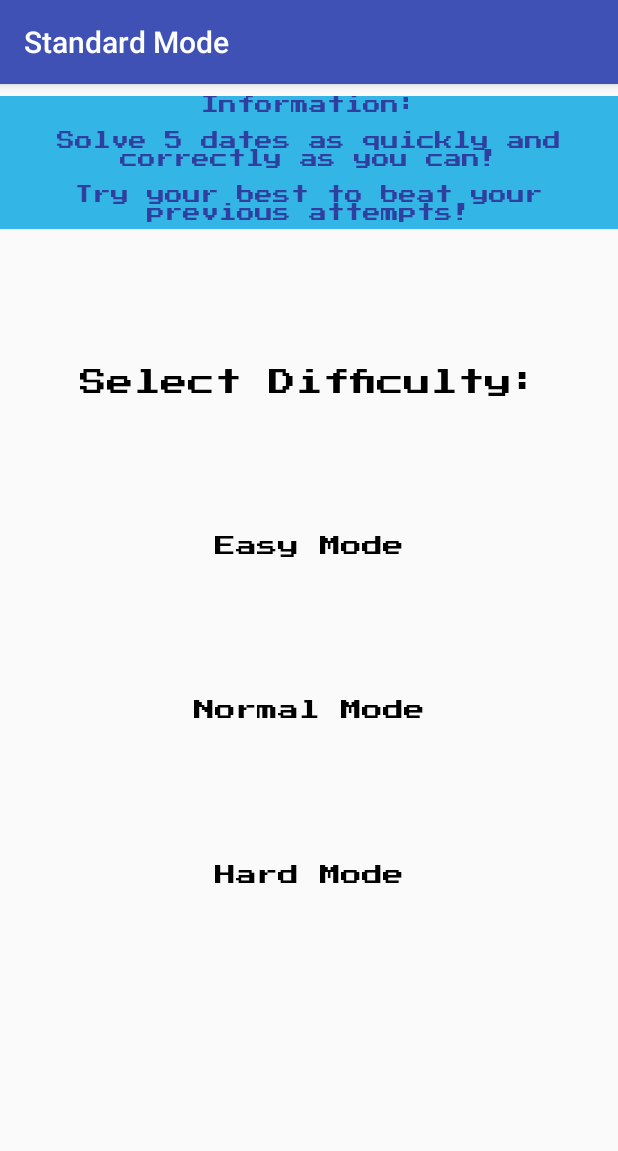
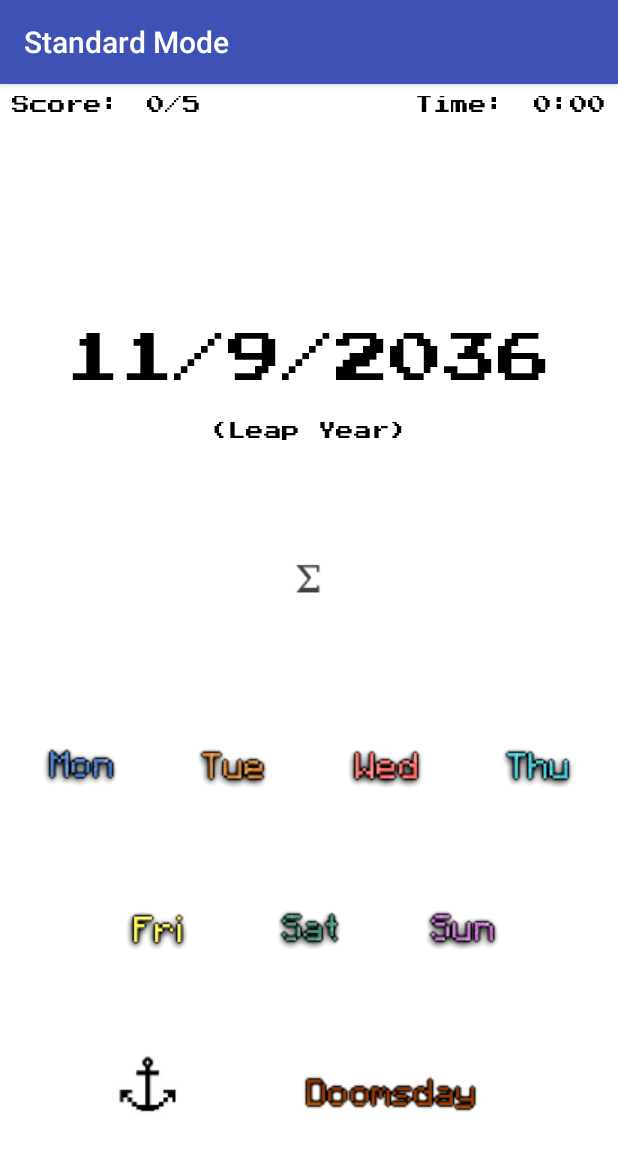
Before and after one commit to nkiernan/Y3-Project-DoomsdayAlgorithmTrainingApp, an Android app: the StandardSelection screen opened directly, with no data from a screen before it, after a tap on "Easy Mode", on a phone screen of 412 x 824 dp. Shown: the top 1151 px of the screen. Run offline under Robolectric (Android 15) with nearby library versions, the phone set to English and light mode, and no system bars.

Commit message:
Changed Hard Mode to Standard Mode which uses all difficulties. Added hints for relevant difficulties.

```diff
--- a/app/src/main/AndroidManifest.xml
+++ b/app/src/main/AndroidManifest.xml
@@ -37,8 +37,8 @@
                 android:value="uk.ac.mmu.project.doomsdayalgorithmtrainingapp.PracticeSelection" />
         </activity>
         <activity
-            android:name=".HardMode"
-            android:label="@string/hard_mode_item"/>
+            android:name=".StandardMode"
+            android:label="@string/standard_mode_item"/>
     </application>
 
 </manifest>
--- /dev/null
+++ b/app/src/main/java/uk/ac/mmu/project/doomsdayalgorithmtrainingapp/StandardMode.java
@@ -0,0 +1,189 @@
+package uk.ac.mmu.project.doomsdayalgorithmtrainingapp;
+
+import android.annotation.SuppressLint;
+import android.support.design.widget.Snackbar;
+import android.support.v7.app.AppCompatActivity;
+import android.os.Bundle;
+import android.view.View;
+import android.widget.ImageView;
+import android.widget.TextView;
+
+import utils.DateGenerator;
+
+public class StandardMode extends AppCompatActivity {
+
+    private DateGenerator date;
+    private int currentScore = 0;
+    private int dateCount = 0;
+
+    @Override
+    protected void onCreate(Bundle savedInstanceState) {
+        super.onCreate(savedInstanceState);
+        setContentView(R.layout.activity_standard_mode);
+
+        initialiseRound();
+        updateScreen();
+    }
+
+    @SuppressLint("DefaultLocale")
+    public void updateScreen() {
+        TextView givenDate = findViewById(R.id.dateLabel);
+        TextView score = findViewById(R.id.runningScoreLabel);
+        TextView leapYearLabel = findViewById(R.id.leapYearLabel);
+
+        if (dateCount < 5) {
+            date = new DateGenerator();
+            givenDate.setText(date.toString());
+            if (date.getYear() % 4 == 0) {
+                leapYearLabel.setText(R.string.leap_year);
+            } else if (date.getYear() % 4 != 0) {
+                leapYearLabel.setText(R.string.common_year);
+            }
+            score.setText(String.format("%d/5", currentScore));
+        }
+        else {
+            givenDate.setText(R.string.end_of_round);
+            if (leapYearLabel.getVisibility() == View.VISIBLE)
+            {
+                leapYearLabel.setVisibility(View.INVISIBLE);
+            }
+            score.setText(String.format("%d/5", currentScore));
+        }
+    }
+
+    public void initialiseRound() {
+        Bundle extras = getIntent().getExtras();
+        assert extras != null;
+        String difficulty = (String) extras.get("modeSelected");
+        TextView leapYearLabel = findViewById(R.id.leapYearLabel);
+        ImageView showAlgorithmButton = findViewById(R.id.showAlgorithmButton);
+        ImageView anchorDisplay = findViewById(R.id.anchorDisplay);
+        ImageView doomsdayButton = findViewById(R.id.doomsdayButton);
+
+        assert difficulty != null;
+        switch (difficulty) {
+            case "easy":
+                leapYearLabel.setVisibility(View.VISIBLE);
+                showAlgorithmButton.setVisibility(View.VISIBLE);
+                anchorDisplay.setVisibility(View.VISIBLE);
+                doomsdayButton.setVisibility(View.VISIBLE);
+                break;
+            case "normal":
+                leapYearLabel.setVisibility(View.VISIBLE);
+                showAlgorithmButton.setVisibility(View.INVISIBLE);
+                anchorDisplay.setVisibility(View.VISIBLE);
+                doomsdayButton.setVisibility(View.VISIBLE);
+                break;
+            case "hard":
+                leapYearLabel.setVisibility(View.INVISIBLE);
+                showAlgorithmButton.setVisibility(View.INVISIBLE);
+                anchorDisplay.setVisibility(View.INVISIBLE);
+                doomsdayButton.setVisibility(View.INVISIBLE);
+                break;
+        }
+    }
+
+    public void toggleAlgorithmDisplay(String display) {
+        ImageView showAlgorithmButton = findViewById(R.id.showAlgorithmButton);
+        ImageView doomsdayAlgorithm = findViewById(R.id.doomsdayAlgorithm);
+        ImageView closeButton = findViewById(R.id.closeButton);
+
+        switch (display) {
+            case "show":
+                showAlgorithmButton.setVisibility(View.INVISIBLE);
+                doomsdayAlgorithm.setVisibility(View.VISIBLE);
+                closeButton.setVisibility(View.VISIBLE);
+                break;
+            case "hide":
+                showAlgorithmButton.setVisibility(View.VISIBLE);
+                doomsdayAlgorithm.setVisibility(View.INVISIBLE);
+                closeButton.setVisibility(View.INVISIBLE);
+                break;
+        }
+
+    }
+
+    public void showDoomsdayAlgorithm(View v) {
+        toggleAlgorithmDisplay("show");
+    }
+
+    public void hideDoomsdayAlgorithm(View v) {
+        toggleAlgorithmDisplay("hide");
+    }
+
+    public void processAnswer(int i) {
+        dateCount++;
+        if (date.getDayOfWeek() == i) {
+            currentScore++;
+        }
+        updateScreen();
+    }
+
+    public void mondayOnClick(View v) {
+        processAnswer(1);
+    }
+
+    public void tuesdayOnClick(View v) {
+        processAnswer(2);
+    }
+
+    public void wednesdayOnClick(View v) {
+        processAnswer(3);
+    }
+
+    public void thursdayOnClick(View v) {
+        processAnswer(4);
+    }
+
+    public void fridayOnClick(View v) {
+        processAnswer(5);
+    }
+
+    public void saturdayOnClick(View v) {
+        processAnswer(6);
+    }
+
+    public void sundayOnClick(View v) {
+        processAnswer(0);
+    }
+
+    public void showAnchorDay(View v) {
+        String anchorDay = null;
+        if (date.getYear() >= 1800 && date.getYear() <= 1899) {
+            anchorDay = "Finally, TGIF!";
+        } else if (date.getYear() >= 1900 && date.getYear() <= 1999) {
+            anchorDay = "Midweek! 2 more days...";
+        } else if (date.getYear() >= 2000 && date.getYear() <= 2099) {
+            anchorDay = "It's midweek tomorrow...";
+        } else if (date.getYear() >= 2100 && date.getYear() <= 2199) {
+            anchorDay = "Back to work tomorrow...";
+        }
+        assert anchorDay != null;
+        Snackbar.make(v, "Anchor Hint: " + anchorDay, Snackbar.LENGTH_LONG).show();
+    }
+
+    public void showDoomsday(View v) {
+        String doomsdayHint = null;
+        switch (date.getMonth()) {
+            case 1:
+                doomsdayHint = "Happy (Belated) New Year!";
+                break;
+            case 2:
+                doomsdayHint = "Do you need an extra day?";
+                break;
+            case 3:
+                doomsdayHint = "Pi to 2 decimal places";
+                break;
+            case 4:case 6:case 8:case 10:case 12:
+                doomsdayHint = "You don't EVEN have to ask TWICE";
+                break;
+            case 5:case 9:
+                doomsdayHint = "What a way to make a living...";
+                break;
+            case 7:case 11:
+                doomsdayHint = "How convenient!";
+                break;
+        }
+        Snackbar.make(v, "Doomsday Hint: " + doomsdayHint, Snackbar.LENGTH_LONG).show();
+    }
+}
--- a/app/src/main/java/uk/ac/mmu/project/doomsdayalgorithmtrainingapp/StandardSelection.java
+++ b/app/src/main/java/uk/ac/mmu/project/doomsdayalgorithmtrainingapp/StandardSelection.java
@@ -13,20 +13,21 @@ public class StandardSelection extends AppCompatActivity {
         setContentView(R.layout.activity_standard_selection);
     }
 
-    private void startMode(Class c) {
-        Intent intent = new Intent(getApplicationContext(), c);
+    private void startMode(String difficulty) {
+        Intent intent = new Intent(getApplicationContext(), StandardMode.class);
+        intent.putExtra("modeSelected", difficulty);
         startActivity(intent);
     }
 
     public void easyOnClick(View v) {
-
+        startMode("easy");
     }
 
     public void normalOnClick(View v) {
-
+        startMode("normal");
     }
 
     public void hardOnClick(View v) {
-        startMode(HardMode.class);
+        startMode("hard");
     }
 }
--- a/app/src/main/java/utils/DateGenerator.java
+++ b/app/src/main/java/utils/DateGenerator.java
@@ -85,7 +85,15 @@ public class DateGenerator {
     }
 
     private void setYear() {
-        this.year = rand.nextInt(2100 + 1 - 1900) + 1900;
+        this.year = rand.nextInt(2199 + 1 - 1800) + 1800;
+    }
+
+    public int getMonth() {
+        return this.month;
+    }
+
+    public int getYear() {
+        return this.year;
     }
 
     @Override
--- a/app/src/main/res/layout/activity_hard_mode.xml
+++ b/app/src/main/res/layout/activity_standard_mode.xml
@@ -5,7 +5,7 @@
     android:layout_width="match_parent"
     android:layout_height="match_parent"
     android:background="@android:color/white"
-    tools:context="uk.ac.mmu.project.doomsdayalgorithmtrainingapp.HardMode">
+    tools:context="uk.ac.mmu.project.doomsdayalgorithmtrainingapp.StandardMode">
 
     <TextView
         android:id="@+id/scoreLabel"
@@ -99,6 +99,78 @@
         app:layout_constraintStart_toStartOf="parent"
         app:layout_constraintTop_toTopOf="parent"
         app:layout_constraintVertical_bias="0.231" />
+
+    <TextView
+        android:id="@+id/leapYearLabel"
+        android:layout_width="wrap_content"
+        android:layout_height="wrap_content"
+        android:layout_marginBottom="8dp"
+        android:layout_marginEnd="8dp"
+        android:layout_marginStart="8dp"
+        android:layout_marginTop="8dp"
+        android:fontFamily="@font/press_start_2p"
+        android:text="@string/common_year"
+        android:textColor="@android:color/black"
+        android:textSize="12sp"
+        app:layout_constraintBottom_toBottomOf="parent"
+        app:layout_constraintEnd_toEndOf="parent"
+        app:layout_constraintStart_toStartOf="parent"
+        app:layout_constraintTop_toTopOf="parent"
+        app:layout_constraintVertical_bias="0.296" />
+
+    <ImageView
+        android:id="@+id/showAlgorithmButton"
+        android:layout_width="wrap_content"
+        android:layout_height="wrap_content"
+        android:layout_marginBottom="8dp"
+        android:layout_marginEnd="8dp"
+        android:layout_marginStart="8dp"
+        android:layout_marginTop="8dp"
+        android:contentDescription="@string/sigma_symbol"
+        android:onClick="showDoomsdayAlgorithm"
+        android:src="@drawable/sigma"
+        android:visibility="visible"
+        app:layout_constraintBottom_toBottomOf="parent"
+        app:layout_constraintEnd_toEndOf="parent"
+        app:layout_constraintHorizontal_bias="0.501"
+        app:layout_constraintStart_toStartOf="parent"
+        app:layout_constraintTop_toTopOf="parent"
+        app:layout_constraintVertical_bias="0.425" />
+
+    <ImageView
+        android:id="@+id/closeButton"
+        android:layout_width="wrap_content"
+        android:layout_height="wrap_content"
+        android:layout_marginBottom="8dp"
+        android:layout_marginEnd="8dp"
+        android:layout_marginStart="8dp"
+        android:layout_marginTop="8dp"
+        android:contentDescription="@string/cancel_button"
+        android:onClick="hideDoomsdayAlgorithm"
+        android:src="@drawable/cancel"
+        android:visibility="invisible"
+        app:layout_constraintBottom_toBottomOf="parent"
+        app:layout_constraintEnd_toEndOf="parent"
+        app:layout_constraintHorizontal_bias="1.0"
+        app:layout_constraintStart_toStartOf="parent"
+        app:layout_constraintTop_toTopOf="parent"
+        app:layout_constraintVertical_bias="0.35000002" />
+
+    <ImageView
+        android:id="@+id/doomsdayAlgorithm"
+        android:layout_width="wrap_content"
+        android:layout_height="wrap_content"
+        android:layout_marginBottom="8dp"
+        android:layout_marginEnd="8dp"
+        android:layout_marginTop="8dp"
+        android:contentDescription="@string/doomsday_algorithm"
+        android:src="@drawable/algorithm"
+        android:visibility="invisible"
+        app:layout_constraintBottom_toBottomOf="parent"
+        app:layout_constraintEnd_toEndOf="parent"
+        app:layout_constraintStart_toStartOf="parent"
+        app:layout_constraintTop_toTopOf="parent"
+        app:layout_constraintVertical_bias="0.41000003" />
 
     <ImageView
         android:id="@+id/mondayButton"
@@ -225,4 +297,40 @@
         app:layout_constraintVertical_bias="0.75"
         app:srcCompat="@drawable/sunday" />
 
+    <ImageView
+        android:id="@+id/anchorDisplay"
+        android:layout_width="wrap_content"
+        android:layout_height="wrap_content"
+        android:layout_marginBottom="8dp"
+        android:layout_marginEnd="8dp"
+        android:layout_marginStart="8dp"
+        android:layout_marginTop="8dp"
+        android:contentDescription="@string/anchor_button"
+        android:onClick="showAnchorDay"
+        android:src="@drawable/anchor"
+        app:layout_constraintBottom_toBottomOf="parent"
+        app:layout_constraintEnd_toEndOf="parent"
+        app:layout_constraintHorizontal_bias="0.2"
+        app:layout_constraintStart_toStartOf="parent"
+        app:layout_constraintTop_toTopOf="parent"
+        app:layout_constraintVertical_bias="0.9" />
+
+    <ImageView
+        android:id="@+id/doomsdayButton"
+        android:layout_width="wrap_content"
+        android:layout_height="wrap_content"
+        android:layout_marginBottom="8dp"
+        android:layout_marginEnd="8dp"
+        android:layout_marginStart="8dp"
+        android:layout_marginTop="8dp"
+        android:contentDescription="@string/doomsday_button"
+        android:onClick="showDoomsday"
+        android:src="@drawable/doomsday"
+        app:layout_constraintBottom_toBottomOf="parent"
+        app:layout_constraintEnd_toEndOf="parent"
+        app:layout_constraintHorizontal_bias="0.7"
+        app:layout_constraintStart_toStartOf="parent"
+        app:layout_constraintTop_toTopOf="parent"
+        app:layout_constraintVertical_bias="0.9" />
+
 </android.support.constraint.ConstraintLayout>
--- a/app/src/main/res/values/strings.xml
+++ b/app/src/main/res/values/strings.xml
@@ -23,6 +23,11 @@
     <string name="default_score">0/0</string>
     <string name="timer">Time: </string>
     <string name="default_time">0:00</string>
+    <string name="leap_year">(Leap Year)</string>
+    <string name="common_year">(Common Year)</string>
+    <string name="doomsday_algorithm">Doomsday Algorithm</string>
+    <string name="sigma_symbol">Sigma Symbol</string>
+    <string name="end_of_round">End of Round!</string>
     <string name="monday_button">Monday Button</string>
     <string name="tuesday_button">Tuesday Button</string>
     <string name="wednesday_button">Wednesday Button</string>
@@ -30,9 +35,9 @@
     <string name="friday_button">Friday Button</string>
     <string name="saturday_button">Saturday Button</string>
     <string name="sunday_button">Sunday Button</string>
-    <string name="end_of_round">End of Round!</string>
-    <string name="game_over">Game Over!</string>
-
+    <string name="cancel_button">Cancel Button</string>
+    <string name="doomsday_button">Doomsday Button</string>
+    <string name="anchor_button">Anchor Button</string>
     <string name="placeholder_1">Placeholder 1</string>
     <string name="placeholder_2">Placeholder 2</string>
     <string name="placeholder_3">Placeholder 3</string>
```
Also changed, not shown: app/src/main/java/uk/ac/mmu/project/doomsdayalgorithmtrainingapp/HardMode.java (deleted, +0 -76 lines), app/src/main/res/drawable/algorithm.png (added), app/src/main/res/drawable/anchor.png (added), app/src/main/res/drawable/cancel.png (added), app/src/main/res/drawable/doomsday.png (added), app/src/main/res/drawable/sigma.png (added).
